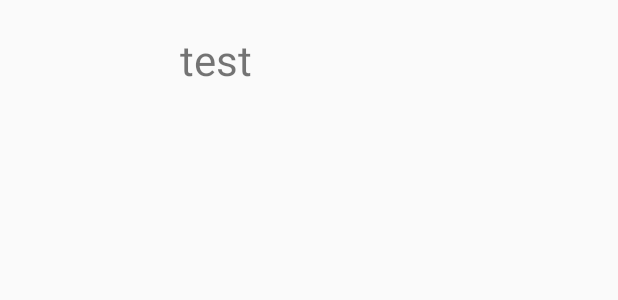
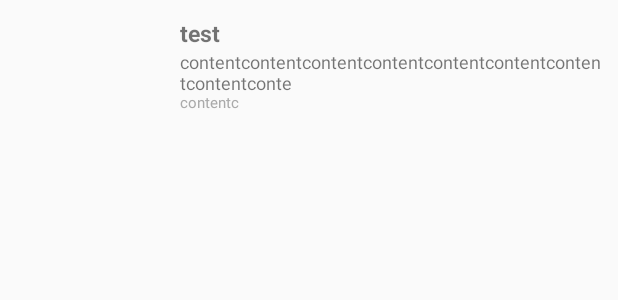
Before and after one commit to huxinjun/CreamInjector, an Android app: the layout item_news.xml on its own in the app's theme, with its tools: preview values and no code run, on a phone screen of 412 x 824 dp. Shown: the top 300 px of the screen. Run offline under Robolectric (Android 15) with nearby library versions, the phone set to English and light mode, and no system bars.

```diff
--- a/demo/src/main/AndroidManifest.xml
+++ b/demo/src/main/AndroidManifest.xml
@@ -21,6 +21,7 @@
                 <category android:name="android.intent.category.LAUNCHER"/>
             </intent-filter>
         </activity>
+        <activity android:name=".activity.WebActivity"/>
     </application>
 
 </manifest>
--- a/demo/src/main/java/com/demo/model/News.java
+++ b/demo/src/main/java/com/demo/model/News.java
@@ -23,10 +23,10 @@ public class News {
 
     private Map<String, String> map = new HashMap() {
         {
-            put("tech", "教育");
+            put("tech", "科技");
             put("auto", "汽车");
-            put("money", "金融");
-            put("sports", "运动");
+            put("money", "财经");
+            put("sports", "体育");
             put("dy", "科学");
             put("war", "军事");
             put("ent", "娱乐");
--- a/demo/src/main/res/layout/item_news.xml
+++ b/demo/src/main/res/layout/item_news.xml
@@ -3,28 +3,62 @@
     xmlns:android="http://schemas.android.com/apk/res/android"
     xmlns:app="http://schemas.android.com/apk/res-auto"
     xmlns:tools="http://schemas.android.com/tools"
+    android:id="@+id/rl_item"
     android:layout_width="match_parent"
-    android:layout_height="80dp">
+    android:layout_height="wrap_content">
 
     <ImageView
         android:id="@+id/iv_pic"
         android:layout_width="100dp"
         android:layout_height="60dp"
         android:layout_centerVertical="true"
-        android:layout_margin="10dp"
+        android:layout_marginLeft="10dp"
+        android:layout_marginRight="10dp"
+        android:layout_marginTop="15dp"
+        android:layout_marginBottom="15dp"
         android:scaleType="centerCrop"/>
 
     <TextView
         android:id="@+id/tv_title"
+        android:layout_marginRight="10dp"
         android:layout_width="match_parent"
-        android:layout_height="match_parent"
-        android:layout_centerInParent="true"
+        android:layout_height="wrap_content"
         android:layout_toRightOf="@+id/iv_pic"
+        android:layout_alignTop="@+id/iv_pic"
+        android:layout_marginTop="-4dp"
         android:ellipsize="end"
-        android:gravity="center_vertical"
+        android:maxLines="1"
+        android:text="test"
+        android:textStyle="bold"
+        android:textSize="15sp"
+        tools:ignore="HardcodedText,RtlHardcoded"/>
+
+    <TextView
+        android:id="@+id/tv_desc"
+        android:layout_marginRight="10dp"
+        android:layout_width="match_parent"
+        android:layout_height="wrap_content"
+        android:layout_toRightOf="@+id/iv_pic"
+        android:layout_below="@+id/tv_title"
+        android:ellipsize="end"
         android:maxLines="2"
-        android:text="test"
-        android:textSize="28sp"/>
+        android:text="contentcontentcontentcontentcontentcontentcontentcontentconte"
+        android:textSize="12sp"
+        tools:ignore="HardcodedText,RtlHardcoded"/>
+
+    <TextView
+        android:id="@+id/tv_from"
+        android:layout_marginRight="10dp"
+        android:layout_width="match_parent"
+        android:layout_height="wrap_content"
+        android:layout_toRightOf="@+id/iv_pic"
+        android:layout_alignBottom="@+id/iv_pic"
+        android:ellipsize="end"
+        android:maxLength="10"
+        android:text="contentc"
+        android:textColor="#aaa"
+        android:textSize="10sp"
+        tools:ignore="HardcodedText,RtlHardcoded"/>
 
 
 </RelativeLayout>
--- a/demo/src/main/res/values/colors.xml
+++ b/demo/src/main/res/values/colors.xml
@@ -4,4 +4,5 @@
     <color name="colorPrimaryDark">#303F9F</color>
     <color name="colorAccent">#FF4081</color>
     <color name="text">#666666</color>
+    <color name="black">#000</color>
 </resources>
--- a/demo/src/main/res/values/styles.xml
+++ b/demo/src/main/res/values/styles.xml
@@ -1,10 +1,10 @@
 <resources>
 
     <!-- Base application theme. -->
-    <style name="AppTheme" parent="Theme.AppCompat.Light.DarkActionBar">
+    <style name="AppTheme" parent="Theme.AppCompat.Light.NoActionBar">
         <!-- Customize your theme here. -->
-        <item name="colorPrimary">@color/colorPrimary</item>
-        <item name="colorPrimaryDark">@color/colorPrimaryDark</item>
+        <item name="colorPrimary">@color/black</item>
+        <item name="colorPrimaryDark">@color/black</item>
         <item name="colorAccent">@color/colorAccent</item>
     </style>
 
--- a/injector/src/main/java/com/creaminjector/presenter/impl/annotation/BindItemDefinerInterpreter.java
+++ b/injector/src/main/java/com/creaminjector/presenter/impl/annotation/BindItemDefinerInterpreter.java
@@ -32,8 +32,6 @@ public class BindItemDefinerInterpreter extends AnnotationInterpreter {
 				//这个View 可能是ListView,GridView,ViewPager等
 				View findViewById = (View) field.get(creater);
 				BindItemDefiner definer = getAnnotation(target, BindItemDefiner.class);
-				//给配置了@BindLayoutCreater注解的视图中放入一些tag记录其子创建器的和其他需要的信息
-				findViewById.setTag(LayoutCreater.TAG_LAYOUT_CRETAER_PARENT, creater);
 				findViewById.setTag(LayoutCreater.TAG_DEFINER_ITEM_CLASS, definer.value());
 			} catch (Exception e) {
 				//出错误说明没有配置这个注解,不用管
--- a/injector/src/main/java/com/creaminjector/presenter/impl/annotation/BindLayoutCreaterInterpreter.java
+++ b/injector/src/main/java/com/creaminjector/presenter/impl/annotation/BindLayoutCreaterInterpreter.java
@@ -50,8 +50,6 @@ public class BindLayoutCreaterInterpreter extends AnnotationInterpreter {
                 //这个View 可能是ListView,GridView,ViewPager等
                 View findViewById = (View) field.get(creater);
                 BindLayoutCreater itemLayoutCreater = getAnnotation(target, BindLayoutCreater.class);
-                //给配置了@BindLayoutCreater注解的视图中放入一些tag记录其子创建器的和其他需要的信息
-                findViewById.setTag(LayoutCreater.TAG_LAYOUT_CRETAER_PARENT, creater);
                 findViewById.setTag(LayoutCreater.TAG_LAYOUT_CRETAER_ITEM_CLASS, itemLayoutCreater.creater());
             } catch (Exception e) {
                 //出错误说明没有配置这个注解,不用管
--- a/injector/src/main/java/com/creaminjector/presenter/impl/annotation/BindViewInterpreter.java
+++ b/injector/src/main/java/com/creaminjector/presenter/impl/annotation/BindViewInterpreter.java
@@ -20,6 +20,7 @@ public class BindViewInterpreter extends AnnotationInterpreter {
         if (target instanceof Class) {
             //加在类上了
             creater.setContentView(View.inflate(context, bindViewAnno.value(), null));
+            creater.getContentView().setTag(LayoutCreater.TAG_LAYOUT_CREATER, creater);
             if (callBack != null)
                 callBack.onCompleted(BindView.class);
         } else if (target instanceof Field) {
```
Also changed, not shown: demo/src/main/java/com/demo/activity/WebActivity.java (added, +62 -0 lines), demo/src/main/java/com/demo/fragment/Fragment1.java (+21 -5 lines), demo/src/main/res/layout/activity_web.xml (added, +16 -0 lines), injector/src/main/java/com/creaminjector/presenter/impl/layout/LayoutCreater.java (+15 -24 lines).
